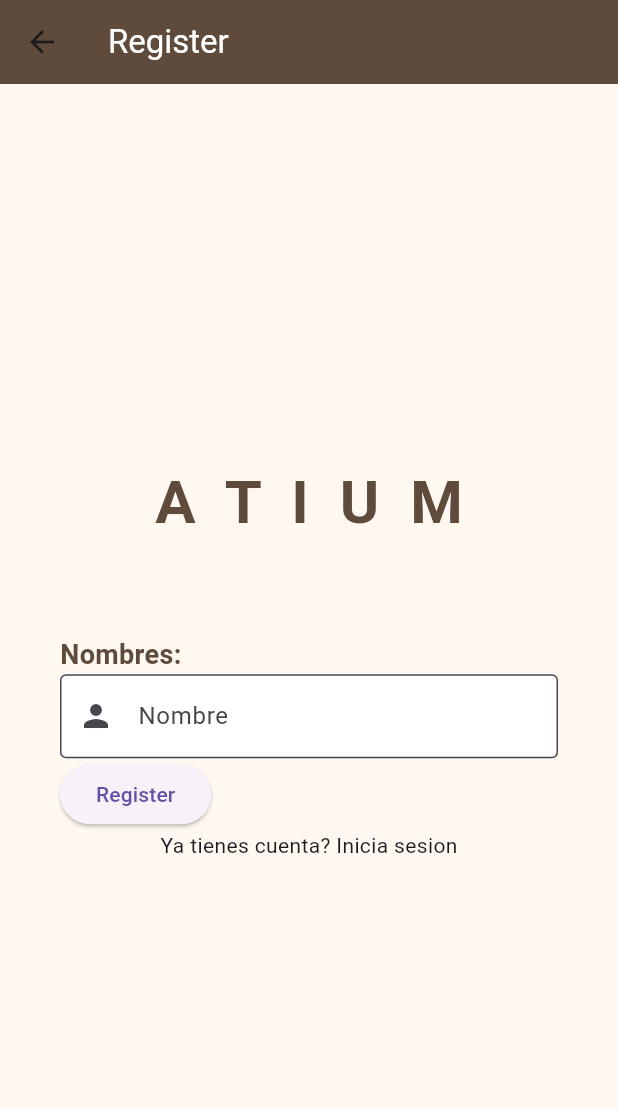
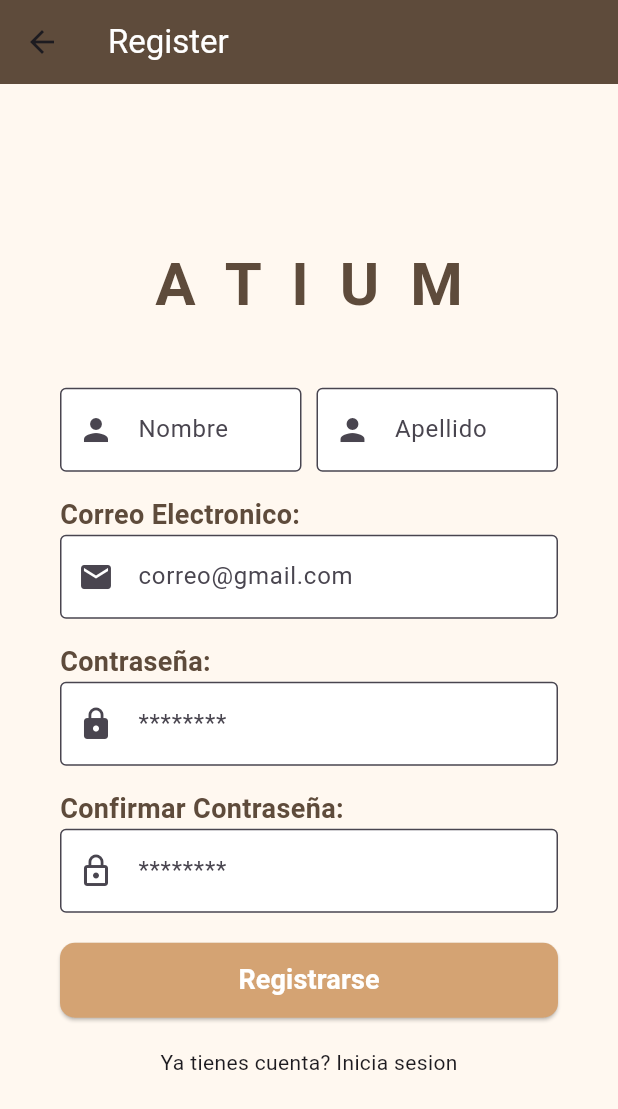
Before and after one commit to OmarDavidd/flutter-books, a Flutter app: the screen it shows after launch, after a tap on "No tienes cuenta? Registrate", on a phone screen of 412 x 824 dp. Shown: the top 1109 px of the screen. Run offline on Flutter 3.47's test engine with Material 3 defaults, Android fonts, the phone set to English and light mode, and no system bars; our stand-ins replace flutter_dotenv, supabase_flutter; accounts and stored records are empty.

Commit message:
first commit

```diff
--- a/lib/auth/auth_controller.dart
+++ b/lib/auth/auth_controller.dart
@@ -1,7 +1,7 @@
 import 'package:flutter/material.dart';
 import 'package:flutter_application_1/auth/auth_service.dart';
 
-class LoginController {
+class AuthController {
   final authService = AuthService();
 
   Future<void> login(
@@ -19,4 +19,31 @@ class LoginController {
       }
     }
   }
+
+  Future<void> register(
+    BuildContext context,
+    String email,
+    String password,
+    String confirmPassword,
+  ) async {
+    if (password != confirmPassword) {
+      ScaffoldMessenger.of(context).showSnackBar(
+        const SnackBar(content: Text('Las contraseñas no son iguales')),
+      );
+      return;
+    }
+
+    try {
+      await authService.singUpWithEmailPassword(email, password);
+      if (context.mounted) {
+        Navigator.pop(context);
+      }
+    } catch (e) {
+      if (context.mounted) {
+        ScaffoldMessenger.of(
+          context,
+        ).showSnackBar(SnackBar(content: Text('Error: $e')));
+      }
+    }
+  }
 }
--- a/lib/main.dart
+++ b/lib/main.dart
@@ -1,13 +1,15 @@
 import 'package:flutter/material.dart';
 import 'package:flutter_application_1/auth/auth_gate.dart';
 import 'package:supabase_flutter/supabase_flutter.dart';
+import 'package:flutter_dotenv/flutter_dotenv.dart';
 
 void main() async {
+  await dotenv.load(fileName: ".env");
+  WidgetsFlutterBinding.ensureInitialized();
   // supabase setup
   await Supabase.initialize(
-    url: 'https://xuzhqaxmxgiexdjarlpx.supabase.co',
-    anonKey:
-        'eyJhbGciOiJIUzI1NiIsInR5cCI6IkpXVCJ9.eyJpc3MiOiJzdXBhYmFzZSIsInJlZiI6Inh1emhxYXhteGdpZXhkamFybHB4Iiwicm9sZSI6ImFub24iLCJpYXQiOjE3NDU0NTY5NjYsImV4cCI6MjA2MTAzMjk2Nn0.QTnZQYPimOnIJLcgvLjRAU1ROh_dF8ZjWgAA7qEtTXg',
+    url: dotenv.env['SUPABASE_URL']!,
+    anonKey: dotenv.env['SUPABASE_ANON_KEY']!,
   );
   runApp(const MyApp());
 }
--- a/lib/pages/login_page.dart
+++ b/lib/pages/login_page.dart
@@ -15,7 +15,7 @@ class LoginPage extends StatefulWidget {
 class _LoginPageState extends State<LoginPage> {
   final _emailController = TextEditingController();
   final _passwordController = TextEditingController();
-  final _loginController = LoginController();
+  final _loginController = AuthController();
 
   @override
   void dispose() {
--- a/lib/pages/register_page.dart
+++ b/lib/pages/register_page.dart
@@ -1,6 +1,9 @@
 import 'package:flutter/material.dart';
-import 'package:flutter_application_1/auth/auth_service.dart';
+import 'package:flutter_application_1/widgets/app_logo.dart';
+import 'package:flutter_application_1/widgets/custom_button.dart';
+import 'package:flutter_application_1/widgets/custom_text_field.dart';
 import 'package:flutter_application_1/widgets/textStyleCustom.dart';
+import 'package:flutter_application_1/auth/auth_controller.dart';
 
 class RegisterPage extends StatefulWidget {
   const RegisterPage({super.key});
@@ -10,35 +13,21 @@ class RegisterPage extends StatefulWidget {
 }
 
 class _RegisterPageState extends State<RegisterPage> {
-  final authService = AuthService();
-
   final _nombreController = TextEditingController();
   final _apellidoController = TextEditingController();
   final _emailController = TextEditingController();
   final _passwordController = TextEditingController();
   final _confirmPasswordController = TextEditingController();
+  final _authController = AuthController();
 
-  void register() async {
-    final email = _emailController.text;
-    final password = _passwordController.text;
-    final confirmPassword = _confirmPasswordController.text;
-    if (password != confirmPassword) {
-      ScaffoldMessenger.of(context).showSnackBar(
-        const SnackBar(content: Text('PLa contraseñas no son iguales')),
-      );
-      return;
-    }
-
-    try {
-      await authService.singUpWithEmailPassword(email, password);
-      Navigator.pop(context);
-    } catch (e) {
-      if (mounted) {
-        ScaffoldMessenger.of(
-          context,
-        ).showSnackBar(SnackBar(content: Text('Error: $e')));
-      }
-    }
+  @override
+  void dispose() {
+    _nombreController.dispose();
+    _apellidoController.dispose();
+    _emailController.dispose();
+    _passwordController.dispose();
+    _confirmPasswordController.dispose();
+    super.dispose();
   }
 
   @override
@@ -46,42 +35,72 @@ class _RegisterPageState extends State<RegisterPage> {
     return Scaffold(
       appBar: AppBar(
         title: const Text('Register', style: TextStyle(color: Colors.white)),
-        backgroundColor: Color(0xFF5E4B3B),
+        backgroundColor: const Color(0xFF5E4B3B),
       ),
       body: Container(
-        color: Color(0xFFFFF8F0),
+        color: const Color(0xFFFFF8F0),
         child: Padding(
           padding: const EdgeInsets.symmetric(horizontal: 40),
           child: Column(
             mainAxisAlignment: MainAxisAlignment.center,
             crossAxisAlignment: CrossAxisAlignment.start,
             children: [
-              Center(
-                child: Text(
-                  "A  T  I  U  M",
-                  style: TextStyle(
-                    fontSize: 40,
-                    fontFamily: "Roboto",
-                    color: Color(0xFF5E4B3B),
-                    fontWeight: FontWeight.bold,
+              const AppLogo(),
+              const SizedBox(height: 40),
+              Row(
+                children: [
+                  Expanded(
+                    child: CustomTextField(
+                      controller: _nombreController,
+                      icon: Icons.person,
+                      label: 'Nombre',
+                    ),
                   ),
+                  const SizedBox(width: 10),
+                  Expanded(
+                    child: CustomTextField(
+                      controller: _apellidoController,
+                      icon: Icons.person,
+                      label: 'Apellido',
+                    ),
+                  ),
+                ],
+              ),
+              const SizedBox(height: 16),
+              Text("Correo Electronico:", style: textStyleCustom()),
+              CustomTextField(
+                controller: _emailController,
+                icon: Icons.email,
+                label: 'correo@gmail.com',
+              ),
+              const SizedBox(height: 16),
+              Text("Contraseña:", style: textStyleCustom()),
+              CustomTextField(
+                controller: _passwordController,
+                icon: Icons.lock,
+                label: '********',
+                isPassword: true,
+              ),
+              const SizedBox(height: 16),
+              Text("Confirmar Contraseña:", style: textStyleCustom()),
+              CustomTextField(
+                controller: _confirmPasswordController,
+                icon: Icons.lock_outline,
+                label: '********',
+                isPassword: true,
+              ),
+              Padding(
+                padding: const EdgeInsets.symmetric(vertical: 20),
+                child: CustomButton(
+                  text: 'Registrarse',
+                  onPressed:
+                      () => _authController.register(
+                        context,
+                        _emailController.text,
+                        _passwordController.text,
+                        _confirmPasswordController.text,
+                      ),
                 ),
-              ),
-              const SizedBox(height: 60),
-              Text("Nombres:", style: textStyleCustom()),
-              TextField(
-                controller: _nombreController,
-                decoration: const InputDecoration(
-                  prefixIcon: Icon(Icons.person),
-                  labelText: 'Nombre',
-                  border: OutlineInputBorder(),
-                  filled: true,
-                  fillColor: Color(0xFFFFFFFF),
-                ),
-              ),
-              ElevatedButton(
-                onPressed: register,
-                child: const Text('Register'),
               ),
               GestureDetector(
                 onTap: () => Navigator.pop(context),
@@ -92,29 +111,6 @@ class _RegisterPageState extends State<RegisterPage> {
             ],
           ),
         ),
-        /*
-        padding: EdgeInsets.symmetric(horizontal: 12, vertical: 50),
-        children: [
-          TextField(
-            controller: _emailController,
-            decoration: const InputDecoration(labelText: 'Email'),
-          ),
-          TextField(
-            controller: _passwordController,
-            decoration: const InputDecoration(labelText: 'Password'),
-            obscureText: true,
-          ),
-          TextField(
-            controller: _confirmPasswordController,
-            decoration: const InputDecoration(labelText: 'Confirm Password'),
-            obscureText: true,
-          ),
-          ElevatedButton(onPressed: register, child: const Text('Register')),
-          GestureDetector(
-            onTap: () => Navigator.pop(context),
-            child: const Center(child: Text("Ya tienes cuenta? Inicia sesion")),
-          ),
-        ],*/
       ),
     );
   }
--- a/pubspec.yaml
+++ b/pubspec.yaml
@@ -31,6 +31,7 @@ dependencies:
   flutter:
     sdk: flutter
   supabase_flutter: ^2.3.1
+  flutter_dotenv: ^5.1.0
 
   # The following adds the Cupertino Icons font to your application.
   # Use with the CupertinoIcons class for iOS style icons.
@@ -59,7 +60,8 @@ flutter:
   uses-material-design: true
 
   # To add assets to your application, add an assets section, like this:
-  # assets:
+  assets:
+    - .env
   #   - images/a_dot_burr.jpeg
   #   - images/a_dot_ham.jpeg
 
```
Also changed, not shown: pubspec.lock.
